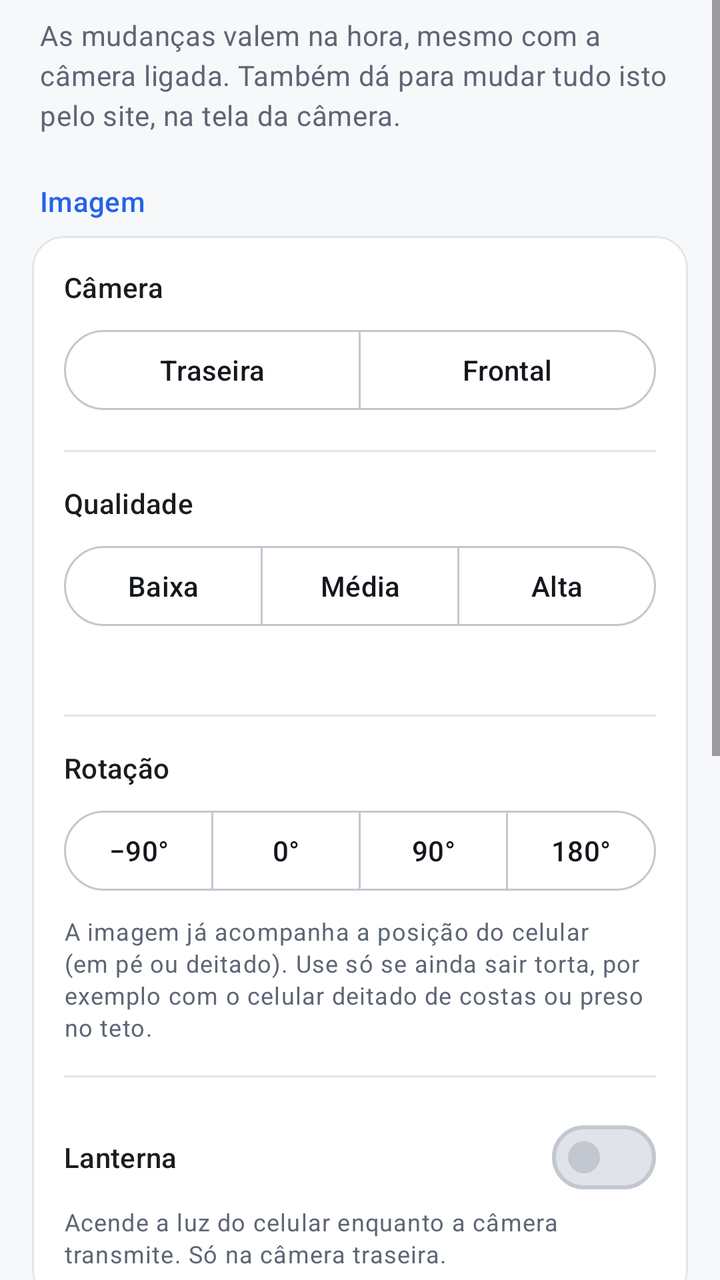
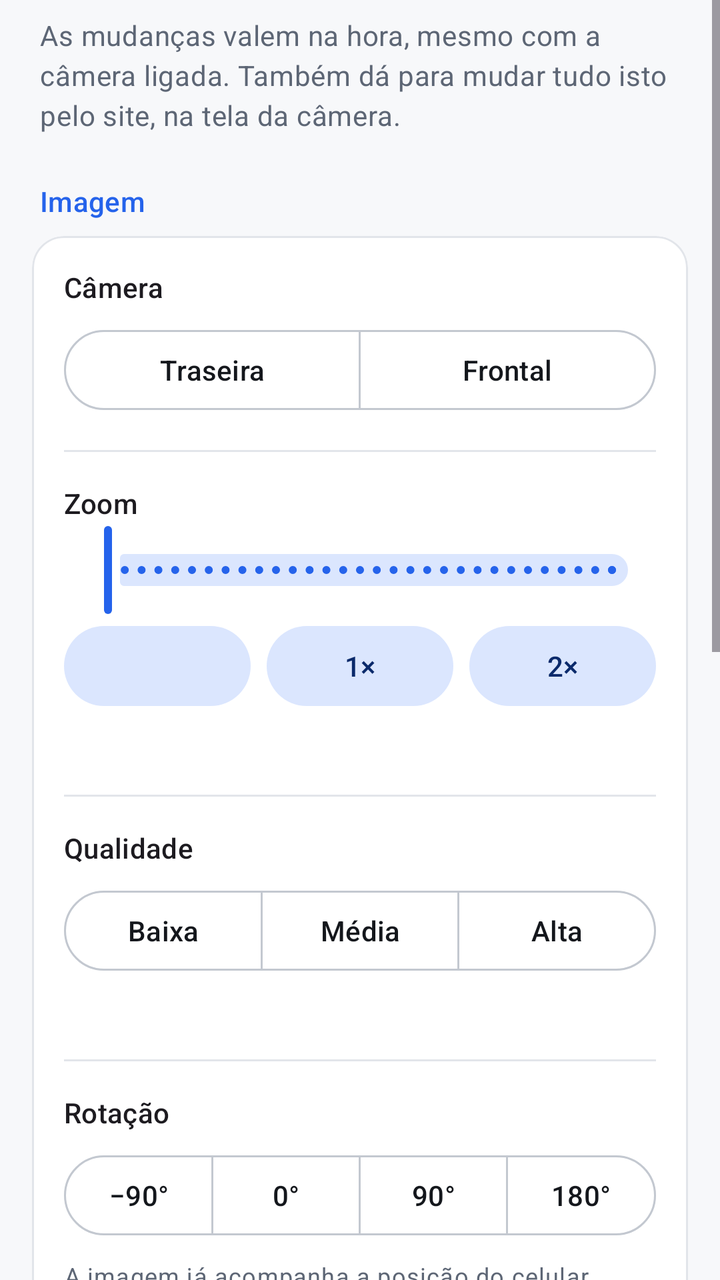

Screens rendered from an Android XML layout before and after an edit, with the pre-edit source and the edit as a unified diff.
<!-- AndroidManifest.xml: application theme Theme.CameraMonitor -->
<!-- res/layout/fragment_camera.xml -->
<?xml version="1.0" encoding="utf-8"?>
<ScrollView xmlns:android="http://schemas.android.com/apk/res/android"
    xmlns:app="http://schemas.android.com/apk/res-auto"
    android:layout_width="match_parent"
    android:layout_height="match_parent"
    android:fillViewport="true">

    <LinearLayout
        android:layout_width="match_parent"
        android:layout_height="wrap_content"
        android:orientation="vertical"
        android:paddingStart="16dp"
        android:paddingEnd="16dp"
        android:paddingBottom="24dp">

        <TextView
            android:layout_width="match_parent"
            android:layout_height="wrap_content"
            android:layout_marginTop="8dp"
            android:paddingStart="4dp"
            android:paddingEnd="4dp"
            android:text="@string/camera_intro"
            android:textAppearance="?attr/textAppearanceBodyMedium"
            android:textColor="?attr/colorOnSurfaceVariant" />

        
        <TextView
            style="@style/SectionTitle"
            android:text="@string/image_title" />

        <com.google.android.material.card.MaterialCardView
            style="@style/SectionCard"
            android:layout_width="match_parent"
            android:layout_height="wrap_content">

            <LinearLayout style="@style/SectionCardContent">

                <TextView
                    style="@style/OptionLabel"
                    android:text="@string/image_lens_label" />

                <com.google.android.material.button.MaterialButtonToggleGroup
                    android:id="@+id/lensGroup"
                    style="@style/ChoiceGroup">

                    <com.google.android.material.button.MaterialButton
                        android:id="@+id/lensBack"
                        style="@style/ChoiceButton"
                        android:text="@string/lens_back" />

                    <com.google.android.material.button.MaterialButton
                        android:id="@+id/lensFront"
                        style="@style/ChoiceButton"
                        android:text="@string/lens_front" />

                </com.google.android.material.button.MaterialButtonToggleGroup>

                <com.google.android.material.divider.MaterialDivider style="@style/CardDivider" />

                <TextView
                    style="@style/OptionLabel"
                    android:text="@string/image_quality_label" />

                <com.google.android.material.button.MaterialButtonToggleGroup
                    android:id="@+id/qualityGroup"
                    style="@style/ChoiceGroup">

                    <com.google.android.material.button.MaterialButton
                        android:id="@+id/qualityLow"
                        style="@style/ChoiceButton"
                        android:text="@string/quality_low" />

                    <com.google.android.material.button.MaterialButton
                        android:id="@+id/qualityMedium"
                        style="@style/ChoiceButton"
                        android:text="@string/quality_medium" />

                    <com.google.android.material.button.MaterialButton
                        android:id="@+id/qualityHigh"
                        style="@style/ChoiceButton"
                        android:text="@string/quality_high" />

                </com.google.android.material.button.MaterialButtonToggleGroup>

                <TextView
                    android:id="@+id/qualityHint"
                    style="@style/OptionHint" />

                <com.google.android.material.divider.MaterialDivider style="@style/CardDivider" />

                <TextView
                    style="@style/OptionLabel"
                    android:text="@string/rotation_label" />

                <com.google.android.material.button.MaterialButtonToggleGroup
                    android:id="@+id/rotationGroup"
                    style="@style/ChoiceGroup">

                    <com.google.android.material.button.MaterialButton
                        android:id="@+id/rotation270"
                        style="@style/ChoiceButton"
                        android:text="@string/rotation_270" />

                    <com.google.android.material.button.MaterialButton
                        android:id="@+id/rotation0"
                        style="@style/ChoiceButton"
                        android:text="@string/rotation_0" />

                    <com.google.android.material.button.MaterialButton
                        android:id="@+id/rotation90"
                        style="@style/ChoiceButton"
                        android:text="@string/rotation_90" />

                    <com.google.android.material.button.MaterialButton
                        android:id="@+id/rotation180"
                        style="@style/ChoiceButton"
                        android:text="@string/rotation_180" />

                </com.google.android.material.button.MaterialButtonToggleGroup>

                <TextView
                    style="@style/OptionHint"
                    android:text="@string/rotation_hint" />

                <com.google.android.material.divider.MaterialDivider style="@style/CardDivider" />

                <com.google.android.material.materialswitch.MaterialSwitch
                    android:id="@+id/torchSwitch"
                    android:layout_width="match_parent"
                    android:layout_height="wrap_content"
                    android:text="@string/torch_switch"
                    android:textAppearance="?attr/textAppearanceTitleSmall" />

                <TextView
                    style="@style/OptionHint"
                    android:layout_marginTop="0dp"
                    android:text="@string/torch_hint" />

            </LinearLayout>

        </com.google.android.material.card.MaterialCardView>

        
        <TextView
            style="@style/SectionTitle"
            android:text="@string/motion_title" />

        <com.google.android.material.card.MaterialCardView
            style="@style/SectionCard"
            android:layout_width="match_parent"
            android:layout_height="wrap_content">

            <LinearLayout style="@style/SectionCardContent">

                <com.google.android.material.materialswitch.MaterialSwitch
                    android:id="@+id/motionSwitch"
                    android:layout_width="match_parent"
                    android:layout_height="wrap_content"
                    android:text="@string/motion_switch"
                    android:textAppearance="?attr/textAppearanceTitleSmall" />

                <TextView
                    android:id="@+id/motionHint"
                    style="@style/OptionHint"
                    android:layout_marginTop="0dp" />

                <com.google.android.material.divider.MaterialDivider style="@style/CardDivider" />

                <com.google.android.material.materialswitch.MaterialSwitch
                    android:id="@+id/videoSwitch"
                    android:layout_width="match_parent"
                    android:layout_height="wrap_content"
                    android:text="@string/video_switch"
                    android:textAppearance="?attr/textAppearanceTitleSmall" />

                <TextView
                    android:id="@+id/videoHint"
                    style="@style/OptionHint"
                    android:layout_marginTop="0dp"
                    android:text="@string/video_hint" />

                <com.google.android.material.divider.MaterialDivider style="@style/CardDivider" />

                <TextView
                    android:id="@+id/sensitivityLabel"
                    style="@style/OptionLabel"
                    android:text="@string/motion_sensitivity_label" />

                <com.google.android.material.button.MaterialButtonToggleGroup
                    android:id="@+id/sensitivityGroup"
                    style="@style/ChoiceGroup">

                    <com.google.android.material.button.MaterialButton
                        android:id="@+id/sensitivityLow"
                        style="@style/ChoiceButton"
                        android:text="@string/quality_low" />

                    <com.google.android.material.button.MaterialButton
                        android:id="@+id/sensitivityMedium"
                        style="@style/ChoiceButton"
                        android:text="@string/quality_medium" />

                    <com.google.android.material.button.MaterialButton
                        android:id="@+id/sensitivityHigh"
                        style="@style/ChoiceButton"
                        android:text="@string/quality_high" />

                </com.google.android.material.button.MaterialButtonToggleGroup>

                <TextView
                    android:id="@+id/sensitivityHint"
                    style="@style/OptionHint" />

            </LinearLayout>

        </com.google.android.material.card.MaterialCardView>

    </LinearLayout>

</ScrollView>
<!-- resources referenced by this layout -->
<resources>
  <string name="camera_intro">As mudanças valem na hora, mesmo com a câmera ligada. Também dá para mudar tudo isto pelo site, na tela da câmera.</string>
  <string name="image_lens_label">Câmera</string>
  <string name="image_quality_label">Qualidade</string>
  <string name="image_title">Imagem</string>
  <string name="lens_back">Traseira</string>
  <string name="lens_front">Frontal</string>
  <string name="motion_sensitivity_label">Sensibilidade</string>
  <string name="motion_switch">Detectar movimento</string>
  <string name="motion_title">Detecção de movimento</string>
  <string name="quality_high">Alta</string>
  <string name="quality_low">Baixa</string>
  <string name="quality_medium">Média</string>
  <string name="rotation_0">0°</string>
  <string name="rotation_180">180°</string>
  <string name="rotation_270">−90°</string>
  <string name="rotation_90">90°</string>
  <string name="rotation_hint">A imagem já acompanha a posição do celular (em pé ou deitado). Use só se ainda sair torta, por exemplo com o celular deitado de costas ou preso no teto.</string>
  <string name="rotation_label">Rotação</string>
  <string name="torch_hint">Acende a luz do celular enquanto a câmera transmite. Só na câmera traseira.</string>
  <string name="torch_switch">Lanterna</string>
  <string name="video_hint">Além da foto, grava cerca de 8 segundos (1 antes e 7 depois do movimento). Gasta mais dados e espaço no servidor.</string>
  <string name="video_switch">Gravar vídeo do movimento</string>
  <style name="CardDivider">
          <item name="android:layout_width">match_parent</item>
          <item name="android:layout_height">wrap_content</item>
          <item name="android:layout_marginTop">16dp</item>
          <item name="android:layout_marginBottom">16dp</item>
      </style>
  <style name="ChoiceGroup">
          <item name="android:layout_width">match_parent</item>
          <item name="android:layout_height">wrap_content</item>
          <item name="android:layout_marginTop">8dp</item>
          <item name="selectionRequired">true</item>
          <item name="singleSelection">true</item>
      </style>
  <style name="OptionLabel">
          <item name="android:layout_width">match_parent</item>
          <item name="android:layout_height">wrap_content</item>
          <item name="android:textAppearance">?attr/textAppearanceTitleSmall</item>
      </style>
  <style name="SectionCard" parent="Widget.Material3.CardView.Outlined">
          <item name="cardBackgroundColor">?attr/colorSurfaceContainerLow</item>
          <item name="strokeColor">?attr/colorOutlineVariant</item>
          <item name="cardCornerRadius">16dp</item>
      </style>
  <style name="SectionCardContent">
          <item name="android:layout_width">match_parent</item>
          <item name="android:layout_height">wrap_content</item>
          <item name="android:orientation">vertical</item>
          <item name="android:padding">16dp</item>
      </style>
  <color name="primary">#2563EB</color>
  <color name="on_primary">#FFFFFF</color>
  <color name="primary_container">#DBE6FE</color>
  <color name="on_primary_container">#0B2A6B</color>
  <color name="surface">#F7F8FA</color>
  <color name="surface_lowest">#FFFFFF</color>
  <color name="surface_low">#FFFFFF</color>
  <color name="surface_container">#ECEEF2</color>
  <color name="surface_high">#E6E9EE</color>
  <color name="surface_highest">#E0E4EA</color>
  <color name="on_surface">#14171C</color>
  <color name="on_surface_variant">#5D6675</color>
  <color name="outline">#C3C8D0</color>
  <color name="outline_variant">#E2E5EA</color>
  <color name="error">#DC2626</color>
  <color name="on_error">#FFFFFF</color>
  <color name="error_container">#FDE2E2</color>
  <color name="on_error_container">#7F1D1D</color>
  <!-- unchanged entries left out for length: 4 -->
</resources>

<!-- the commit's change to res/layout/fragment_camera.xml (unified diff, before → after) -->
@@ -57,6 +57,74 @@
 
                 <com.google.android.material.divider.MaterialDivider style="@style/CardDivider" />
 
+                
+                <LinearLayout
+                    android:layout_width="match_parent"
+                    android:layout_height="wrap_content"
+                    android:orientation="horizontal">
+
+                    <TextView
+                        style="@style/OptionLabel"
+                        android:layout_width="0dp"
+                        android:layout_weight="1"
+                        android:text="@string/zoom_label" />
+
+                    <TextView
+                        android:id="@+id/zoomValue"
+                        android:layout_width="wrap_content"
+                        android:layout_height="wrap_content"
+                        android:textAppearance="?attr/textAppearanceTitleSmall"
+                        android:textColor="?attr/colorPrimary" />
+
+                </LinearLayout>
+
+                <com.google.android.material.slider.Slider
+                    android:id="@+id/zoomSlider"
+                    android:layout_width="match_parent"
+                    android:layout_height="wrap_content"
+                    android:contentDescription="@string/zoom_label"
+                    android:valueFrom="1"
+                    android:valueTo="4"
+                    android:stepSize="0.1" />
+
+                <LinearLayout
+                    android:layout_width="match_parent"
+                    android:layout_height="wrap_content"
+                    android:orientation="horizontal">
+
+                    <com.google.android.material.button.MaterialButton
+                        android:id="@+id/zoomMinButton"
+                        style="@style/Widget.Material3.Button.TonalButton"
+                        android:layout_width="0dp"
+                        android:layout_height="wrap_content"
+                        android:layout_marginEnd="8dp"
+                        android:layout_weight="1" />
+
+                    <com.google.android.material.button.MaterialButton
+                        android:id="@+id/zoomOneButton"
+                        style="@style/Widget.Material3.Button.TonalButton"
+                        android:layout_width="0dp"
+                        android:layout_height="wrap_content"
+                        android:layout_weight="1"
+                        android:text="@string/zoom_one" />
+
+                    <com.google.android.material.button.MaterialButton
+                        android:id="@+id/zoomTwoButton"
+                        style="@style/Widget.Material3.Button.TonalButton"
+                        android:layout_width="0dp"
+                        android:layout_height="wrap_content"
+                        android:layout_marginStart="8dp"
+                        android:layout_weight="1"
+                        android:text="@string/zoom_two" />
+
+                </LinearLayout>
+
+                <TextView
+                    android:id="@+id/zoomHint"
+                    style="@style/OptionHint" />
+
+                <com.google.android.material.divider.MaterialDivider style="@style/CardDivider" />
+
                 <TextView
                     style="@style/OptionLabel"
                     android:text="@string/image_quality_label" />
<!-- resource entries referenced after the edit -->
@@ -22,6 +22,9 @@
   <string name="torch_switch">Lanterna</string>
   <string name="video_hint">Além da foto, grava cerca de 8 segundos (1 antes e 7 depois do movimento). Gasta mais dados e espaço no servidor.</string>
   <string name="video_switch">Gravar vídeo do movimento</string>
+  <string name="zoom_label">Zoom</string>
+  <string name="zoom_one">1×</string>
+  <string name="zoom_two">2×</string>
   <style name="CardDivider">
           <item name="android:layout_width">match_parent</item>
           <item name="android:layout_height">wrap_content</item>
